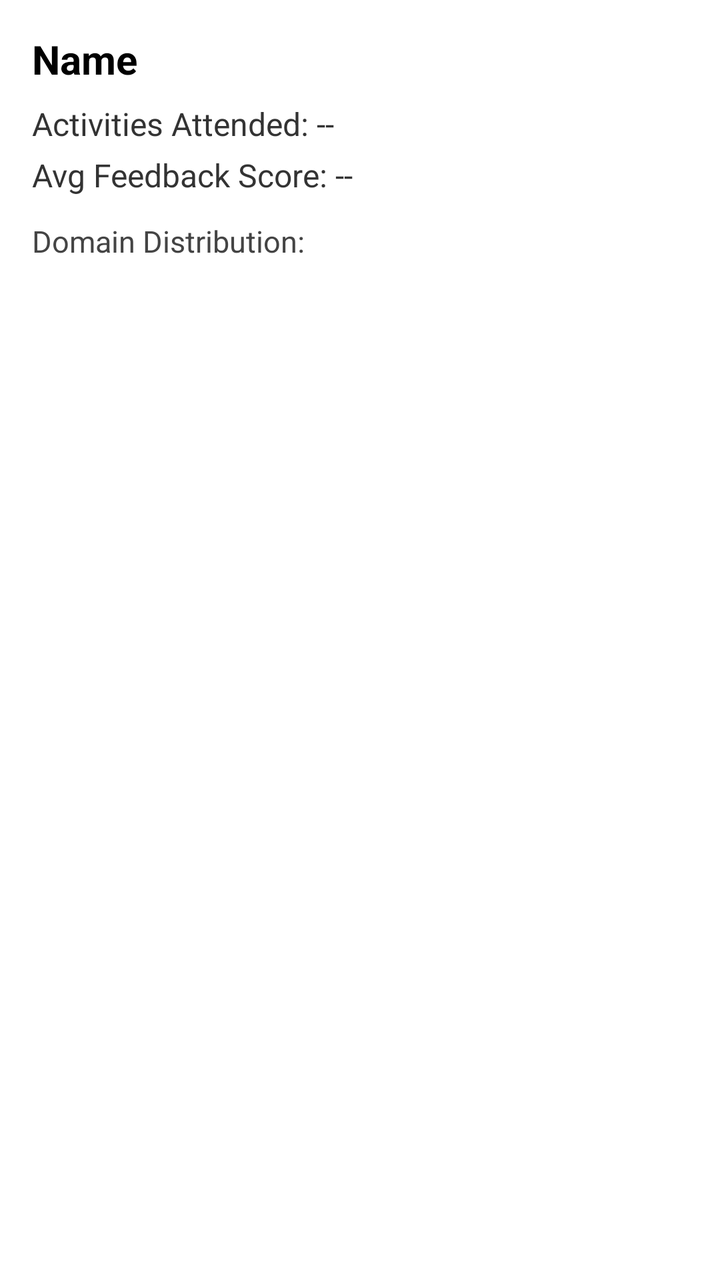
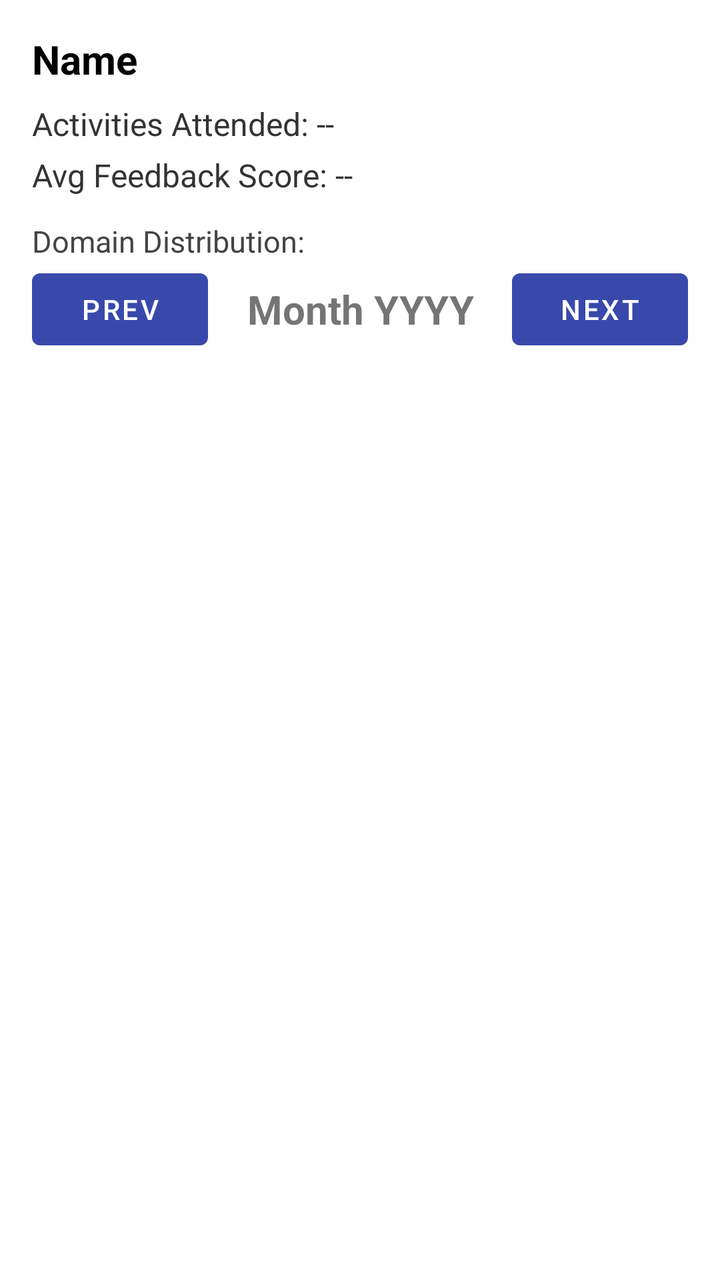

The first picture is an Android layout as it rendered before a commit; the second is the same layout after the commit. The layout source and the unified diff follow.
<!-- AndroidManifest.xml: application theme Theme.YouthSphere -->
<!-- res/layout/fragment_participant_progress.xml -->
<LinearLayout xmlns:android="http://schemas.android.com/apk/res/android"
    android:layout_width="match_parent"
    android:layout_height="wrap_content"
    android:orientation="vertical"
    android:padding="16dp">

    <TextView
        android:id="@+id/txtName"
        android:layout_width="match_parent"
        android:layout_height="wrap_content"
        android:text="Name"
        android:textSize="20sp"
        android:textStyle="bold"
        android:textColor="#000000" />

    <TextView
        android:id="@+id/txtTotalActivities"
        android:layout_width="match_parent"
        android:layout_height="wrap_content"
        android:layout_marginTop="8dp"
        android:text="Activities Attended: --"
        android:textSize="16sp"
        android:textColor="#333333" />

    <TextView
        android:id="@+id/txtAvgScore"
        android:layout_width="match_parent"
        android:layout_height="wrap_content"
        android:layout_marginTop="4dp"
        android:text="Avg Feedback Score: --"
        android:textSize="16sp"
        android:textColor="#333333" />

    <TextView
        android:id="@+id/txtDomainDistribution"
        android:layout_width="match_parent"
        android:layout_height="wrap_content"
        android:layout_marginTop="12dp"
        android:text="Domain Distribution:"
        android:textSize="15sp"
        android:textColor="#444444" />

</LinearLayout>
<!-- resources referenced by this layout -->
<resources>
  <style name="Theme.YouthSphere" parent="Theme.MaterialComponents.DayNight.NoActionBar">
          
          <item name="colorPrimary">@color/indigo_600</item>
          <item name="colorPrimaryVariant">@color/indigo_800</item>
          <item name="colorOnPrimary">@color/white</item>
  
          
          <item name="colorSecondary">@color/amber_400</item>
          <item name="colorSecondaryVariant">@color/amber_600</item>
          <item name="colorOnSecondary">@color/black</item>
  
          
          <item name="android:windowBackground">@color/white</item>
          <item name="colorSurface">@color/white</item>
          <item name="colorOnBackground">@color/black</item>
          <item name="colorOnSurface">@color/black</item>
  
          
          <item name="android:statusBarColor">@color/indigo_800</item>
  
          
          <item name="actionBarTheme">@style/ThemeOverlay.MaterialComponents.Dark.ActionBar</item>
          <item name="actionBarPopupTheme">@style/ThemeOverlay.MaterialComponents.Light</item>
  
          
          <item name="popupMenuStyle">@style/PopupMenu.MaterialComponents</item>
      </style>
  <color name="indigo_600">#3949AB</color>
  <color name="indigo_800">#283593</color>
  <color name="white">#FFFFFF</color>
  <color name="amber_400">#FFCA28</color>
  <color name="amber_600">#FFB300</color>
  <color name="black">#000000</color>
  <style name="ThemeOverlay.MaterialComponents.Dark.ActionBar">
          <item name="android:textColorPrimary">@color/white</item>
          <item name="colorControlNormal">@color/white</item>
          <item name="android:textColorSecondary">@color/white</item>
      </style>
  <style name="ThemeOverlay.MaterialComponents.Light">
          <item name="android:textColorPrimary">@color/black</item>
          <item name="android:background">@color/white</item>
      </style>
  <style name="PopupMenu.MaterialComponents" parent="@style/Widget.MaterialComponents.PopupMenu">
          <item name="android:textColor">?attr/colorOnSurface</item>
          <item name="android:background">?attr/colorSurface</item>
          <item name="android:dropDownVerticalOffset">4dp</item>
      </style>
</resources>

<!-- the commit's change to res/layout/fragment_participant_progress.xml (unified diff, before → after) -->
@@ -1,6 +1,7 @@
 <LinearLayout xmlns:android="http://schemas.android.com/apk/res/android"
     android:layout_width="match_parent"
     android:layout_height="wrap_content"
+    xmlns:app="http://schemas.android.com/apk/res-auto"
     android:orientation="vertical"
     android:padding="16dp">
 
@@ -40,4 +41,54 @@
         android:textSize="15sp"
         android:textColor="#444444" />
 
+    
+    <LinearLayout
+        android:layout_width="match_parent"
+        android:layout_height="wrap_content"
+        android:orientation="horizontal"
+        android:gravity="center_vertical"
+        android:paddingBottom="8dp">
+
+        <Button
+            android:id="@+id/btnPrevMonth"
+            android:layout_width="wrap_content"
+            android:layout_height="wrap_content"
+            android:text="Prev" />
+
+        <TextView
+            android:id="@+id/txtMonthTitle"
+            android:layout_width="0dp"
+            android:layout_height="wrap_content"
+            android:layout_weight="1"
+            android:textSize="20sp"
+            android:textStyle="bold"
+            android:gravity="center"
+            android:text="Month YYYY" />
+
+        <Button
+            android:id="@+id/btnNextMonth"
+            android:layout_width="wrap_content"
+            android:layout_height="wrap_content"
+            android:text="Next" />
+    </LinearLayout>
+
+    
+    <LinearLayout
+        android:id="@+id/weekdayHeader"
+        android:layout_width="match_parent"
+        android:layout_height="wrap_content"
+        android:orientation="horizontal"
+        android:weightSum="7"
+        android:paddingBottom="4dp">
+        
+    </LinearLayout>
+
+    
+    <GridLayout
+        android:id="@+id/calendarGrid"
+        android:layout_width="match_parent"
+        android:layout_height="wrap_content"
+        android:columnCount="7"
+        android:rowCount="7"
+        android:paddingBottom="16dp"/>
 </LinearLayout>
